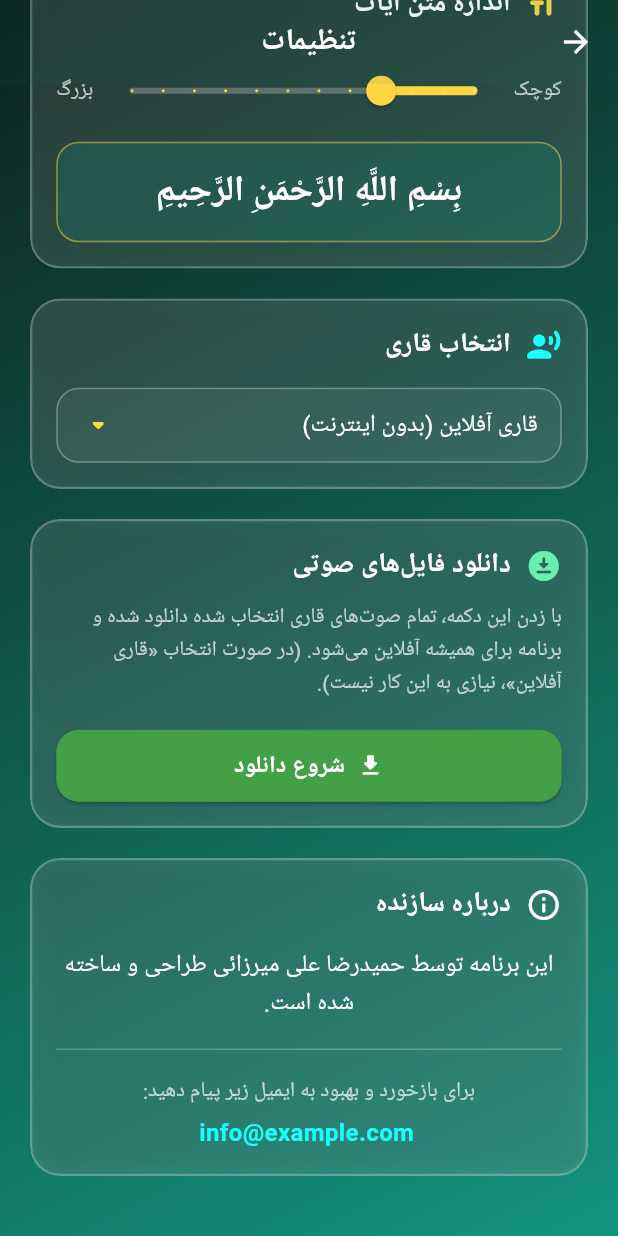
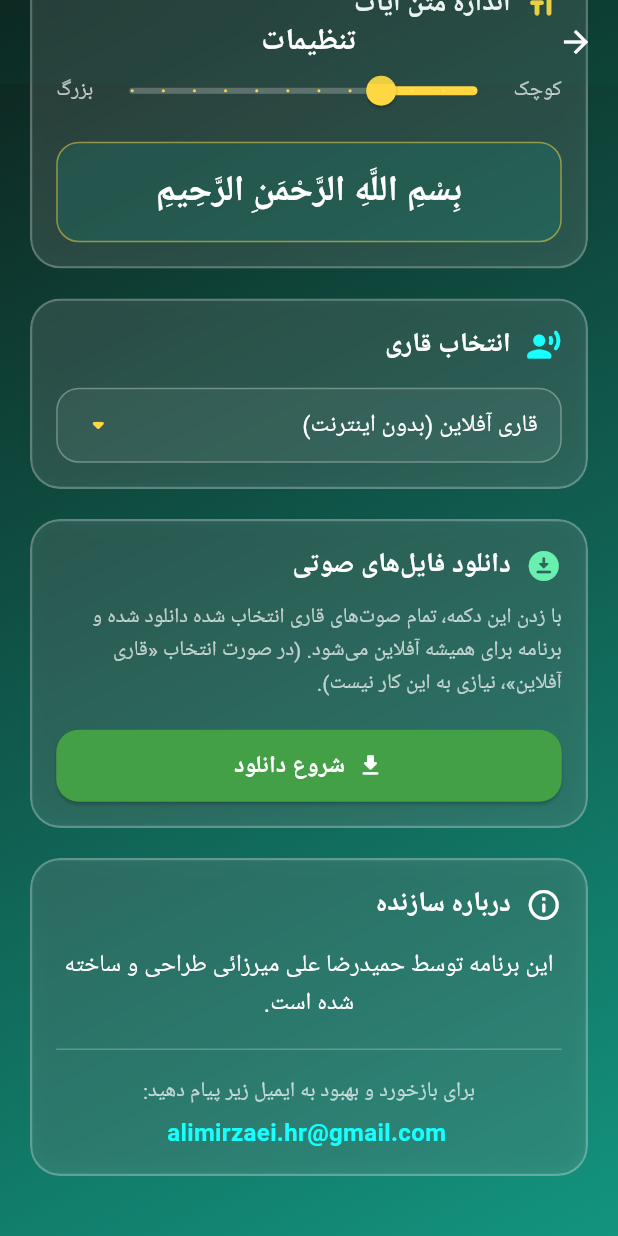
Before and after one commit to 1mirza/quran-chaharoom, a Flutter app: the SettingsScreen screen opened directly, scrolled down 128 dp, on a phone screen of 412 x 824 dp. Run offline on Flutter 3.47's test engine with Material 3 defaults, Android fonts, the phone set to English and light mode, and no system bars; our stand-ins replace animate_do, flutter_cache_manager, google_fonts, just_audio, shared_preferences; accounts and stored records are empty; Roboto replaces fonts that are missing (Amiri, Vazirmatn); project files that could hold a hidden picture were left out.

Commit message:
Update Flutter project

```diff
--- a/lib/screens/settings_screen.dart
+++ b/lib/screens/settings_screen.dart
@@ -275,7 +275,7 @@ class SettingsScreen extends StatelessWidget {
                         ),
                         const SizedBox(height: 5),
                         const SelectableText(
-                          "info@example.com", // ایمیل خودتان را اینجا وارد کنید
+                          "alimirzaei.hr@gmail.com", // ایمیل خودتان را اینجا وارد کنید
                           style: TextStyle(
                               color: Colors.cyanAccent,
                               fontWeight: FontWeight.bold,
--- a/lib/screens/splash_screen.dart
+++ b/lib/screens/splash_screen.dart
@@ -107,7 +107,7 @@ class _SplashScreenState extends State<SplashScreen> {
                             color: Colors.amberAccent.withOpacity(0.5)),
                       ),
                       child: Text(
-                        'ویژه  1405 - نسخه ۲.۰',
+                        'ویژه  سال جدید - نسخه ۲.۰',
                         style: GoogleFonts.vazirmatn(
                           color: Colors.amberAccent,
                           fontSize: 14,
```
